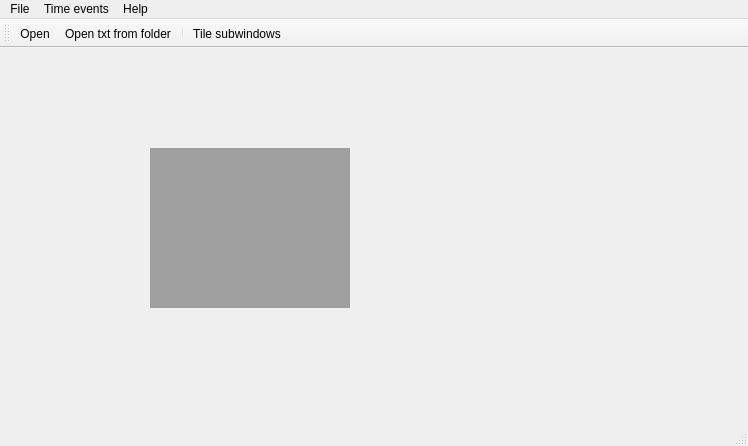
Old version of the form mainwindow.ui in the repository AlexChudinov/processRikenData.
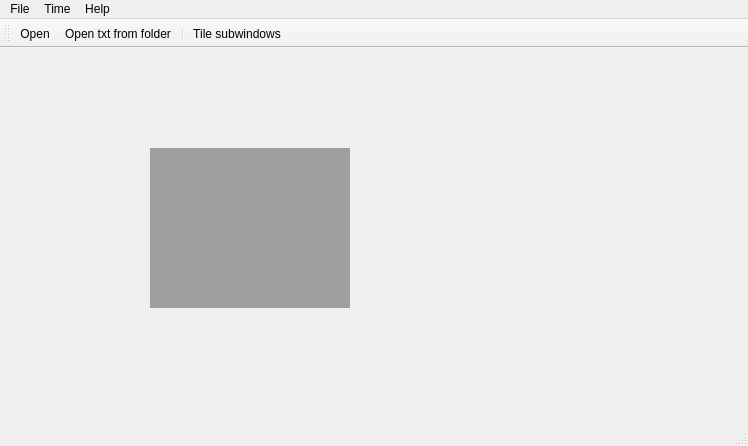
New version of the form. Icons and pictures are not drawn.

```diff
--- a/mainwindow.ui
+++ b/mainwindow.ui
@@ -53,7 +53,7 @@
    </widget>
    <widget class="QMenu" name="menuMass_Spec">
     <property name="title">
-     <string>Time events</string>
+     <string>Time</string>
     </property>
     <addaction name="actionReaccumulate_mass_spectra"/>
     <addaction name="actionTime_params"/>
```
